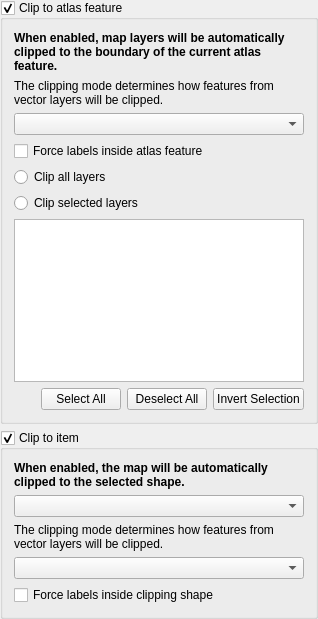
First picture: the form in src/ui/layout/qgslayoutmapclippingwidgetbase.ui, repository roya0045/QGIS_1, before the edit.
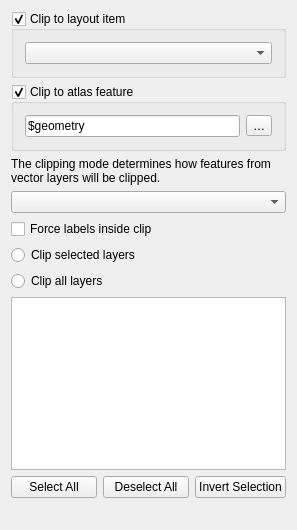
Second picture: the form after the edit. Icons and pictures are not drawn. Custom widgets are drawn as their Qt base class.

Commit message: clipping widget overhaul

Diff of the .ui file:
```diff
--- a/src/ui/layout/qgslayoutmapclippingwidgetbase.ui
+++ b/src/ui/layout/qgslayoutmapclippingwidgetbase.ui
@@ -6,8 +6,8 @@
    <rect>
     <x>0</x>
     <y>0</y>
-    <width>318</width>
-    <height>619</height>
+    <width>297</width>
+    <height>530</height>
    </rect>
   </property>
   <property name="sizePolicy">
@@ -19,19 +19,27 @@
   <property name="windowTitle">
    <string>Map Options</string>
   </property>
+  <layout class="QVBoxLayout" name="verticalLayout_2">
+   <item>
   <layout class="QVBoxLayout" name="verticalLayout">
-   <property name="leftMargin">
-    <number>0</number>
-   </property>
-   <property name="topMargin">
-    <number>0</number>
-   </property>
-   <property name="rightMargin">
-    <number>0</number>
-   </property>
-   <property name="bottomMargin">
-    <number>0</number>
-   </property>
+     <property name="sizeConstraint">
+      <enum>QLayout::SetNoConstraint</enum>
+     </property>
+     <item>
+      <widget class="QgsCollapsibleGroupBox" name="mClipToItemCheckBox">
+       <property name="title">
+        <string>Clip to layout item</string>
+       </property>
+       <property name="checkable">
+        <bool>true</bool>
+       </property>
+       <layout class="QGridLayout" name="gridLayout_2">
+        <item row="0" column="0">
+         <widget class="QgsLayoutItemComboBox" name="mClipItemComboBox"/>
+        </item>
+       </layout>
+      </widget>
+     </item>
    <item>
     <widget class="QgsCollapsibleGroupBox" name="mClipToAtlasCheckBox">
      <property name="title">
@@ -40,55 +48,74 @@
      <property name="checkable">
       <bool>true</bool>
      </property>
-     <layout class="QGridLayout" name="gridLayout">
-      <item row="6" column="0">
+       <layout class="QHBoxLayout" name="horizontalLayout_2">
+        <item>
+         <widget class="QLineEdit" name="mClipGeometryEdit">
+          <property name="text">
+           <string>$geometry</string>
+          </property>
+         </widget>
+        </item>
+        <item>
+         <widget class="QToolButton" name="mClipGeometryExpressionButton">
+          <property name="text">
+           <string>…</string>
+          </property>
+          <property name="icon">
+           <iconset resource="../../../images/images.qrc">
+            <normaloff>:/images/themes/default/mIconExpression.svg</normaloff>:/images/themes/default/mIconExpression.svg</iconset>
+          </property>
+         </widget>
+        </item>
+       </layout>
+      </widget>
+     </item>
+     <item>
+      <widget class="QLabel" name="label">
+       <property name="text">
+        <string>The clipping mode determines how features from vector layers will be clipped.</string>
+       </property>
+       <property name="wordWrap">
+        <bool>true</bool>
+       </property>
+      </widget>
+     </item>
+     <item>
+      <widget class="QComboBox" name="mClippingTypeComboBox"/>
+     </item>
+     <item>
+      <widget class="QCheckBox" name="mForceLabelsInsideCheckBox">
+       <property name="text">
+        <string>Force labels inside clip</string>
+       </property>
+      </widget>
+     </item>
+     <item>
+      <widget class="QRadioButton" name="mRadioClipSelectedLayers">
+       <property name="text">
+        <string>Clip selected layers</string>
+       </property>
+      </widget>
+     </item>
+     <item>
+      <widget class="QRadioButton" name="mRadioClipAllLayers">
+       <property name="text">
+        <string>Clip all layers</string>
+       </property>
+      </widget>
+     </item>
+     <item>
        <widget class="QTreeView" name="mLayersTreeView">
         <property name="headerHidden">
          <bool>true</bool>
         </property>
         <attribute name="headerDefaultSectionSize">
-         <number>26</number>
+        <number>35</number>
         </attribute>
        </widget>
       </item>
-      <item row="2" column="0">
-       <widget class="QComboBox" name="mAtlasClippingTypeComboBox"/>
-      </item>
-      <item row="1" column="0">
-       <widget class="QLabel" name="label">
-        <property name="text">
-         <string>The clipping mode determines how features from vector layers will be clipped.</string>
-        </property>
-        <property name="wordWrap">
-         <bool>true</bool>
-        </property>
-       </widget>
-      </item>
-      <item row="0" column="0">
-       <widget class="QLabel" name="mClipToAtlasLabel">
-        <property name="text">
-         <string>&lt;b&gt;When enabled, map layers will be automatically clipped to the boundary of the current atlas feature.&lt;/b&gt;</string>
-        </property>
-        <property name="wordWrap">
-         <bool>true</bool>
-        </property>
-       </widget>
-      </item>
-      <item row="7" column="0">
+     <item>
        <layout class="QHBoxLayout" name="horizontalLayout">
-        <item>
-         <spacer name="horizontalSpacer">
-          <property name="orientation">
-           <enum>Qt::Horizontal</enum>
-          </property>
-          <property name="sizeHint" stdset="0">
-           <size>
-            <width>0</width>
-            <height>20</height>
-           </size>
-          </property>
-         </spacer>
-        </item>
         <item>
          <widget class="QPushButton" name="mSelectAllButton">
           <property name="text">
@@ -112,75 +139,6 @@
         </item>
        </layout>
       </item>
-      <item row="5" column="0">
-       <widget class="QRadioButton" name="mRadioClipSelectedLayers">
-        <property name="text">
-         <string>Clip selected layers</string>
-        </property>
-       </widget>
-      </item>
-      <item row="4" column="0">
-       <widget class="QRadioButton" name="mRadioClipAllLayers">
-        <property name="text">
-         <string>Clip all layers</string>
-        </property>
-       </widget>
-      </item>
-      <item row="3" column="0">
-       <widget class="QCheckBox" name="mForceLabelsInsideCheckBox">
-        <property name="text">
-         <string>Force labels inside atlas feature</string>
-        </property>
-       </widget>
-      </item>
-     </layout>
-    </widget>
-   </item>
-   <item>
-    <widget class="QgsCollapsibleGroupBox" name="mClipToItemCheckBox">
-     <property name="title">
-      <string>Clip to item</string>
-     </property>
-     <property name="checkable">
-      <bool>true</bool>
-     </property>
-     <layout class="QGridLayout" name="gridLayout_2">
-      <item row="2" column="0">
-       <widget class="QLabel" name="label_2">
-        <property name="text">
-         <string>The clipping mode determines how features from vector layers will be clipped.</string>
-        </property>
-        <property name="wordWrap">
-         <bool>true</bool>
-        </property>
-       </widget>
-      </item>
-      <item row="0" column="0">
-       <widget class="QLabel" name="mClipToItemLabel">
-        <property name="text">
-         <string>&lt;b&gt;When enabled, the map will be automatically clipped to the selected shape.&lt;/b&gt;</string>
-        </property>
-        <property name="wordWrap">
-         <bool>true</bool>
-        </property>
-       </widget>
-      </item>
-      <item row="3" column="0">
-       <widget class="QComboBox" name="mItemClippingTypeComboBox"/>
-      </item>
-      <item row="4" column="0">
-       <widget class="QCheckBox" name="mForceLabelsInsideItemCheckBox">
-        <property name="text">
-         <string>Force labels inside clipping shape</string>
-        </property>
-       </widget>
-      </item>
-      <item row="1" column="0">
-       <widget class="QgsLayoutItemComboBox" name="mClipItemComboBox"/>
-      </item>
-     </layout>
-    </widget>
-   </item>
    <item>
     <spacer name="verticalSpacer">
      <property name="orientation">
@@ -195,6 +153,8 @@
     </spacer>
    </item>
   </layout>
+   </item>
+  </layout>
  </widget>
  <layoutdefault spacing="6" margin="11"/>
  <customwidgets>
```
Left out of the diff: 10 changed lines with no effect on the pictures. Lines whose indentation alone changed are shown as unchanged. The commit also changes 13 other files.
